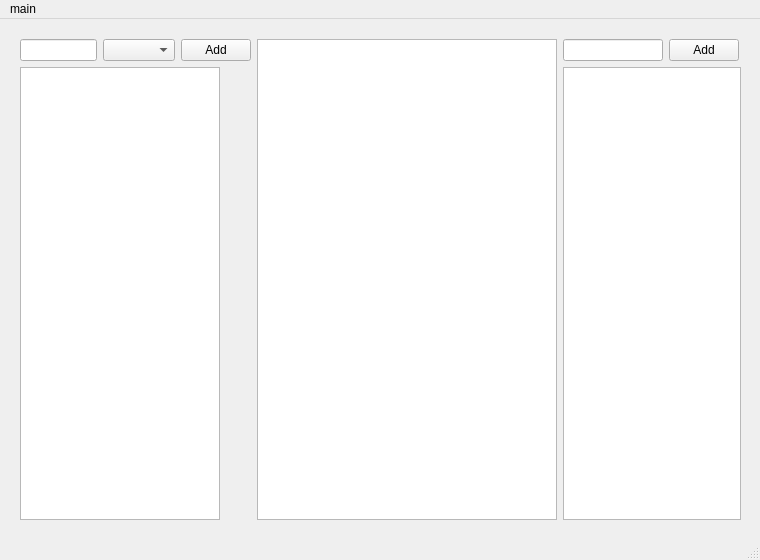
This is gantt.ui in thedanzjl/gantt as Qt 5 draws it before an edit. The edited form follows.
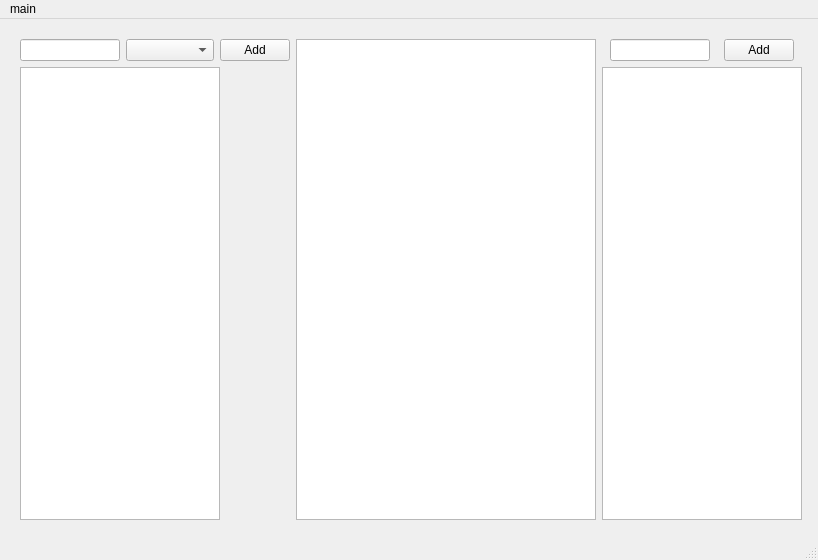
This is the edited form.

The edit to the form file:
```diff
--- a/gantt.ui
+++ b/gantt.ui
@@ -6,7 +6,7 @@
    <rect>
     <x>0</x>
     <y>0</y>
-    <width>760</width>
+    <width>818</width>
     <height>560</height>
    </rect>
   </property>
@@ -25,7 +25,7 @@
      <rect>
       <x>20</x>
       <y>20</y>
-      <width>721</width>
+      <width>782</width>
       <height>481</height>
      </rect>
     </property>
@@ -182,7 +182,7 @@
     <rect>
      <x>0</x>
      <y>0</y>
-     <width>760</width>
+     <width>818</width>
      <height>26</height>
     </rect>
    </property>
```
